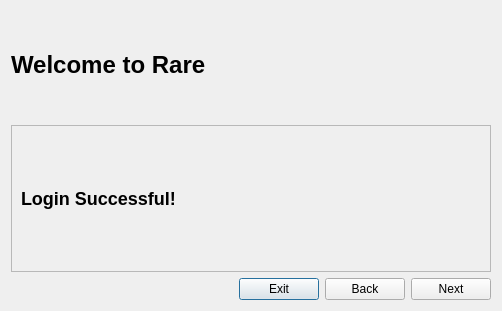
Before: the Qt Designer form rare/ui/components/dialogs/login/login_dialog.ui in RareDevs/Rare, drawn with Qt 5.
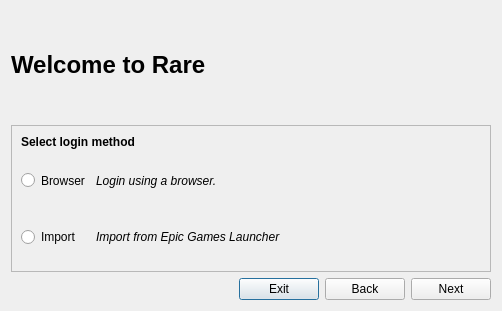
After: the same form once the commit is applied.

Commit message: Remove login successful page and auto parse sid

```diff
--- a/rare/ui/components/dialogs/login/login_dialog.ui
+++ b/rare/ui/components/dialogs/login/login_dialog.ui
@@ -77,7 +77,7 @@
                         <enum>QFrame::Raised</enum>
                     </property>
                     <property name="currentIndex">
-                        <number>1</number>
+                        <number>0</number>
                     </property>
                     <widget class="QWidget" name="login_page">
                         <property name="enabled">
@@ -162,21 +162,6 @@
                             </item>
                         </layout>
                     </widget>
-                    <widget class="QWidget" name="success_page">
-                        <layout class="QHBoxLayout" name="success_page_layout">
-                            <item>
-                                <widget class="QLabel" name="success_label">
-                                    <property name="text">
-                                        <string>&lt;html&gt;&lt;head/&gt;&lt;body&gt;&lt;h2 style=&quot;
-                                            margin-top:16px; margin-bottom:12px; margin-left:0px; margin-right:0px;
-                                            -qt-block-indent:0; text-indent:0px;&quot;&gt;&lt;span style=&quot;
-                                            font-size:x-large; font-weight:600;&quot;&gt;Login Successful!&lt;/span&gt;&lt;/h2&gt;&lt;/body&gt;&lt;/html&gt;
-                                        </string>
-                                    </property>
-                                </widget>
-                            </item>
-                        </layout>
-                    </widget>
                 </widget>
             </item>
             <item>
```
The commit also changes 3 other files.
